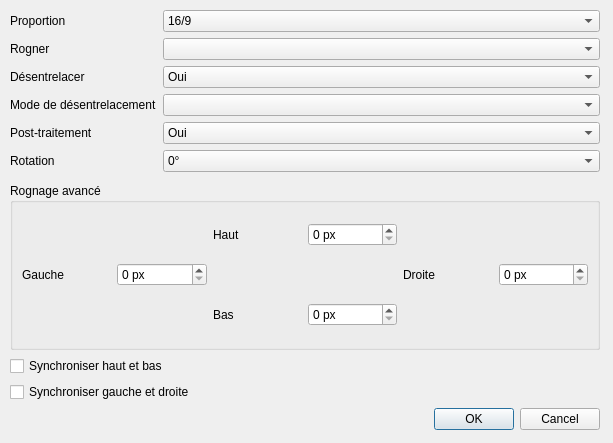
Above: src/advancedpicturesettingswindow.ui from cinemaouvert/OPP before the change. Below: the same form after it.
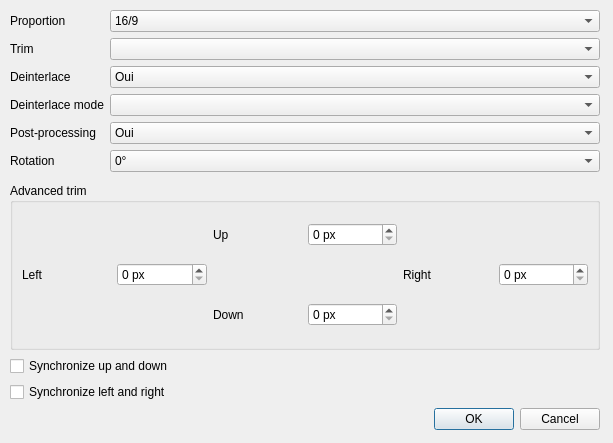
That is the form after the change.

Commit message: Tests couleur saturation - Traduction AdvancedPictureSettings (voir notes commit)

Patch:
```diff
--- a/src/advancedpicturesettingswindow.ui
+++ b/src/advancedpicturesettingswindow.ui
@@ -49,7 +49,7 @@
       <item row="1" column="0">
        <widget class="QLabel" name="label_trim">
         <property name="text">
-         <string>Rogner</string>
+         <string>Trim</string>
         </property>
        </widget>
       </item>
@@ -59,7 +59,7 @@
       <item row="2" column="0">
        <widget class="QLabel" name="label_deinterlace">
         <property name="text">
-         <string>Désentrelacer</string>
+         <string>Deinterlace</string>
         </property>
        </widget>
       </item>
@@ -80,7 +80,7 @@
       <item row="3" column="0">
        <widget class="QLabel" name="label_deinterlaceMode">
         <property name="text">
-         <string>Mode de désentrelacement</string>
+         <string>Deinterlace mode</string>
         </property>
        </widget>
       </item>
@@ -90,7 +90,7 @@
       <item row="4" column="0">
        <widget class="QLabel" name="label_postProcessing">
         <property name="text">
-         <string>Post-traitement</string>
+         <string>Post-processing</string>
         </property>
        </widget>
       </item>
@@ -144,20 +144,20 @@
     <item>
      <widget class="QGroupBox" name="gridGroupBox">
       <property name="title">
-       <string>Rognage avancé</string>
+       <string>Advanced trim</string>
       </property>
       <layout class="QGridLayout" name="gridLayout">
        <item row="1" column="0">
         <widget class="QLabel" name="label_left">
          <property name="text">
-          <string>Gauche</string>
+          <string>Left</string>
          </property>
         </widget>
        </item>
        <item row="0" column="2">
         <widget class="QLabel" name="label_up">
          <property name="text">
-          <string>Haut</string>
+          <string>Up</string>
          </property>
         </widget>
        </item>
@@ -185,7 +185,7 @@
        <item row="1" column="4">
         <widget class="QLabel" name="label_right">
          <property name="text">
-          <string>Droite</string>
+          <string>Right</string>
          </property>
         </widget>
        </item>
@@ -202,7 +202,7 @@
        <item row="2" column="2">
         <widget class="QLabel" name="label_down">
          <property name="text">
-          <string>Bas</string>
+          <string>Down</string>
          </property>
         </widget>
        </item>
@@ -212,14 +212,14 @@
     <item>
      <widget class="QCheckBox" name="checkBox_upDownSync">
       <property name="text">
-       <string>Synchroniser haut et bas</string>
+       <string>Synchronize up and down</string>
       </property>
      </widget>
     </item>
     <item>
      <widget class="QCheckBox" name="checkBox_leftRightSync">
       <property name="text">
-       <string>Synchroniser gauche et droite</string>
+       <string>Synchronize left and right</string>
       </property>
      </widget>
     </item>
```
Left out of the diff: 8 changed lines with no effect on the pictures. The commit also changes 1 other file.
